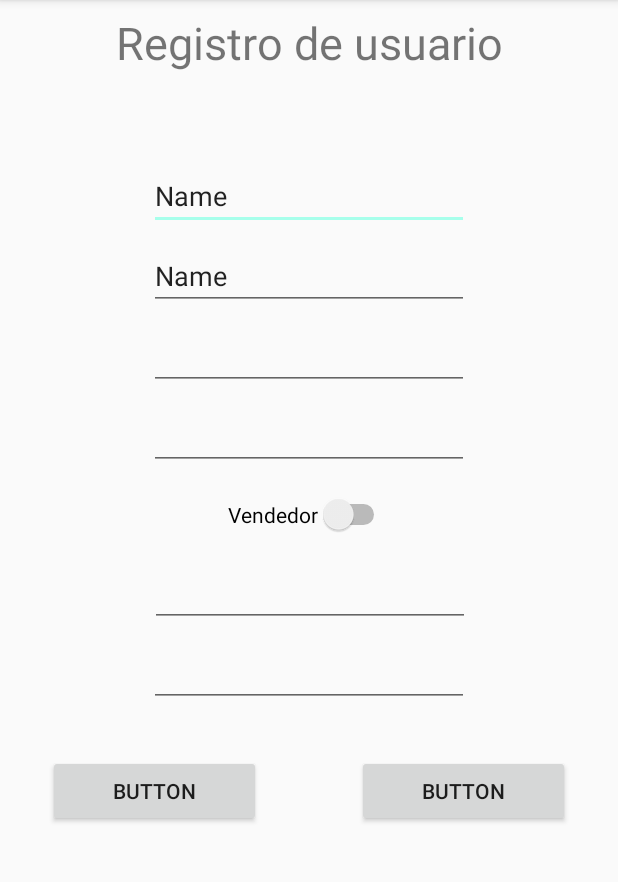
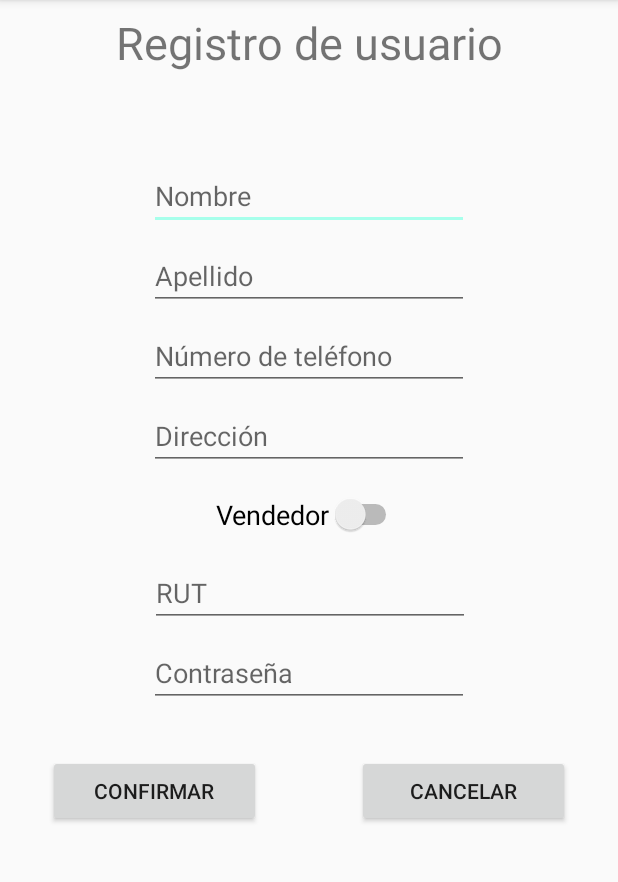
Before and after one commit to unknow1646/CompraApp, an Android app: the RegistrarUsuario screen opened directly, with no data from a screen before it, on a phone screen of 412 x 824 dp, the part 84-966 px from its top. Run offline under Robolectric (Android 15) with nearby library versions, the phone set to English and light mode, and no system bars.

Commit message:
Registro - Login en Main (testing)

```diff
--- a/app/src/main/res/layout/activity_registrar_usuario.xml
+++ b/app/src/main/res/layout/activity_registrar_usuario.xml
@@ -27,86 +27,92 @@
         app:layout_constraintTop_toBottomOf="@+id/textView7" />
 
     <EditText
-        android:id="@+id/editTextTextPersonName2"
+        android:id="@+id/ti_reg_nombre"
         android:layout_width="wrap_content"
         android:layout_height="wrap_content"
         android:layout_marginTop="8dp"
         android:ems="10"
+        android:hint="Nombre"
         android:inputType="textPersonName"
-        android:text="Name"
         app:layout_constraintEnd_toEndOf="parent"
         app:layout_constraintStart_toStartOf="parent"
-        app:layout_constraintTop_toBottomOf="@+id/divider" />
+        app:layout_constraintTop_toBottomOf="@+id/divider"
+        android:autofillHints="" />
 
     <EditText
-        android:id="@+id/editTextTextPersonName3"
+        android:id="@+id/ti_reg_apellido"
         android:layout_width="wrap_content"
         android:layout_height="wrap_content"
         android:layout_marginTop="8dp"
         android:ems="10"
+        android:hint="Apellido"
         android:inputType="textPersonName"
-        android:text="Name"
         app:layout_constraintEnd_toEndOf="parent"
         app:layout_constraintStart_toStartOf="parent"
-        app:layout_constraintTop_toBottomOf="@+id/editTextTextPersonName2" />
+        app:layout_constraintTop_toBottomOf="@+id/ti_reg_nombre" />
 
     <EditText
-        android:id="@+id/editTextPhone"
+        android:id="@+id/ti_reg_telefono"
         android:layout_width="wrap_content"
         android:layout_height="wrap_content"
         android:layout_marginTop="8dp"
         android:ems="10"
+        android:hint="Número de teléfono"
         android:inputType="phone"
         app:layout_constraintEnd_toEndOf="parent"
         app:layout_constraintStart_toStartOf="parent"
-        app:layout_constraintTop_toBottomOf="@+id/editTextTextPersonName3" />
+        app:layout_constraintTop_toBottomOf="@+id/ti_reg_apellido" />
 
     <EditText
-        android:id="@+id/editTextTextPostalAddress"
+        android:id="@+id/ti_reg_direccion"
         android:layout_width="wrap_content"
         android:layout_height="wrap_content"
         android:layout_marginTop="8dp"
         android:ems="10"
+        android:hint="Dirección"
         android:inputType="textPostalAddress"
         app:layout_constraintEnd_toEndOf="parent"
         app:layout_constraintStart_toStartOf="parent"
-        app:layout_constraintTop_toBottomOf="@+id/editTextPhone" />
+        app:layout_constraintTop_toBottomOf="@+id/ti_reg_telefono" />
 
     <EditText
-        android:id="@+id/editTextNumberSigned"
+        android:id="@+id/ti_reg_rut"
         android:layout_width="wrap_content"
         android:layout_height="wrap_content"
         android:layout_marginTop="16dp"
         android:ems="10"
+        android:hint="RUT"
         android:inputType="numberSigned"
         app:layout_constraintEnd_toEndOf="parent"
         app:layout_constraintHorizontal_bias="0.502"
         app:layout_constraintStart_toStartOf="parent"
-        app:layout_constraintTop_toBottomOf="@+id/switch2" />
+        app:layout_constraintTop_toBottomOf="@+id/sw_vendedor" />
 
     <EditText
-        android:id="@+id/editTextTextPassword"
+        android:id="@+id/ti_reg_password"
         android:layout_width="wrap_content"
         android:layout_height="wrap_content"
         android:layout_marginTop="8dp"
         android:ems="10"
+        android:hint="@string/txtcontraseña"
         android:inputType="textPassword"
         app:layout_constraintEnd_toEndOf="parent"
         app:layout_constraintStart_toStartOf="parent"
-        app:layout_constraintTop_toBottomOf="@+id/editTextNumberSigned" />
+        app:layout_constraintTop_toBottomOf="@+id/ti_reg_rut" />
 
     <Switch
-        android:id="@+id/switch2"
+        android:id="@+id/sw_vendedor"
         android:layout_width="wrap_content"
         android:layout_height="wrap_content"
         android:layout_marginTop="16dp"
         android:text="Vendedor"
+        android:textSize="18sp"
         app:layout_constraintEnd_toEndOf="parent"
         app:layout_constraintStart_toStartOf="parent"
-        app:layout_constraintTop_toBottomOf="@+id/editTextTextPostalAddress" />
+        app:layout_constraintTop_toBottomOf="@+id/ti_reg_direccion" />
 
     <Button
-        android:id="@+id/button"
+        android:id="@+id/btn_reg_registrar"
         android:layout_width="0dp"
         android:layout_height="wrap_content"
         android:layout_marginStart="32dp"
@@ -114,13 +120,13 @@
         android:layout_marginTop="32dp"
         android:layout_marginEnd="32dp"
         android:layout_marginRight="32dp"
-        android:text="Button"
-        app:layout_constraintEnd_toStartOf="@+id/button3"
+        android:text="Confirmar"
+        app:layout_constraintEnd_toStartOf="@+id/bt_reg_cancelar"
         app:layout_constraintStart_toStartOf="parent"
-        app:layout_constraintTop_toBottomOf="@+id/editTextTextPassword" />
+        app:layout_constraintTop_toBottomOf="@+id/ti_reg_password" />
 
     <Button
-        android:id="@+id/button3"
+        android:id="@+id/bt_reg_cancelar"
         android:layout_width="0dp"
         android:layout_height="wrap_content"
         android:layout_marginStart="32dp"
@@ -128,9 +134,9 @@
         android:layout_marginTop="32dp"
         android:layout_marginEnd="32dp"
         android:layout_marginRight="32dp"
-        android:text="Button"
+        android:text="Cancelar"
         app:layout_constraintEnd_toEndOf="parent"
-        app:layout_constraintStart_toEndOf="@id/button"
-        app:layout_constraintTop_toBottomOf="@+id/editTextTextPassword" />
+        app:layout_constraintStart_toEndOf="@id/btn_reg_registrar"
+        app:layout_constraintTop_toBottomOf="@+id/ti_reg_password" />
 
 </androidx.constraintlayout.widget.ConstraintLayout>
```
Also changed, not shown: app/src/main/java/com/example/compraapp/MainActivity.java (+18 -0 lines), app/src/main/res/layout/activity_main.xml (+48 -1 lines).
